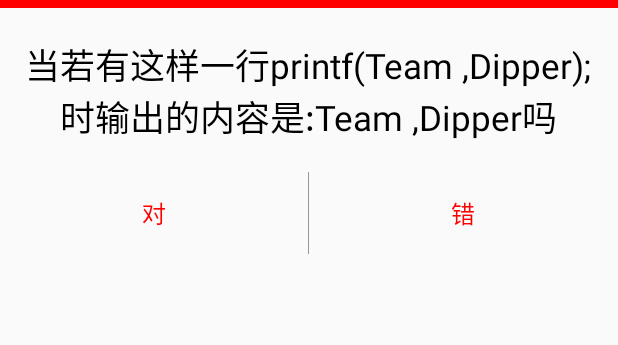
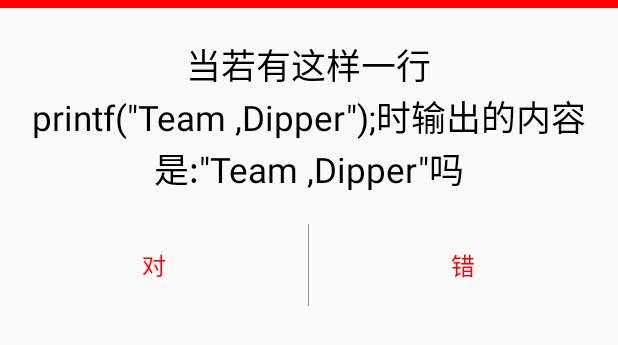
Before and after one commit to BeiDouQiXing/Bachelor-Road, an Android app: the layout dialog_judge_one.xml on its own in the app's theme, with its tools: preview values and no code run, on a phone screen of 412 x 824 dp. Shown: the top 345 px of the screen. Run offline under Robolectric (Android 15) with nearby library versions, the light colour scheme and no system bars.

Commit message:
对话框内容显示Bug

```diff
--- a/Bachelor_Road/app/src/main/res/layout/dialog_view_one.xml
+++ b/Bachelor_Road/app/src/main/res/layout/dialog_view_one.xml
@@ -8,6 +8,7 @@
         android:layout_width="match_parent"
         android:layout_height="5dp"
         android:background="#ff0000"/>
+
 
     <TextView
         android:id="@+id/question_submit_view_one"
--- a/Bachelor_Road/app/src/main/res/values/strings.xml
+++ b/Bachelor_Road/app/src/main/res/values/strings.xml
@@ -3,6 +3,6 @@
     <string name="action_settings">Settings</string>
     <string name="input_name">请输入姓名</string>
     <string name="input_student_number">请输入学号</string>
-    <string name="question_one">当若有这样一行printf("Team ,Dipper");时输出的内容是:"Team ,Dipper"吗</string>
+    <string name="question_one">当若有这样一行printf(\"Team ,Dipper\");时输出的内容是:\"Team ,Dipper\"吗</string>
     <string name="question_two">程序输出的结果是多少?</string>
 </resources>
```
